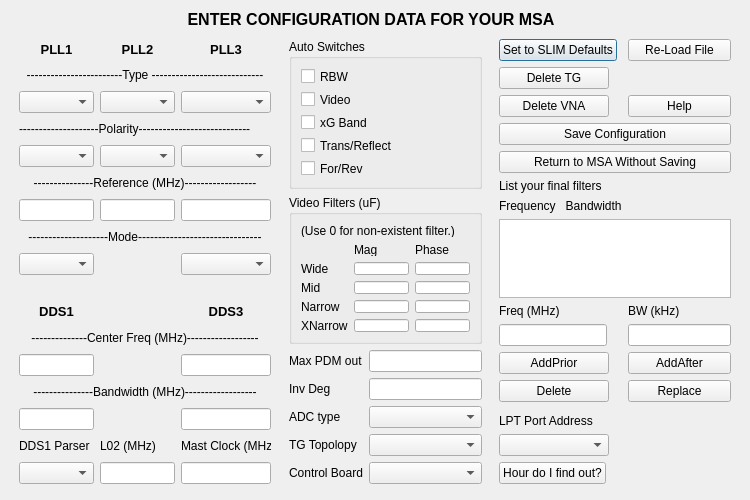
Above: gui/qt/dialogconfigman.ui from blindber/MSA-Qt before the change. Below: the same form after it.
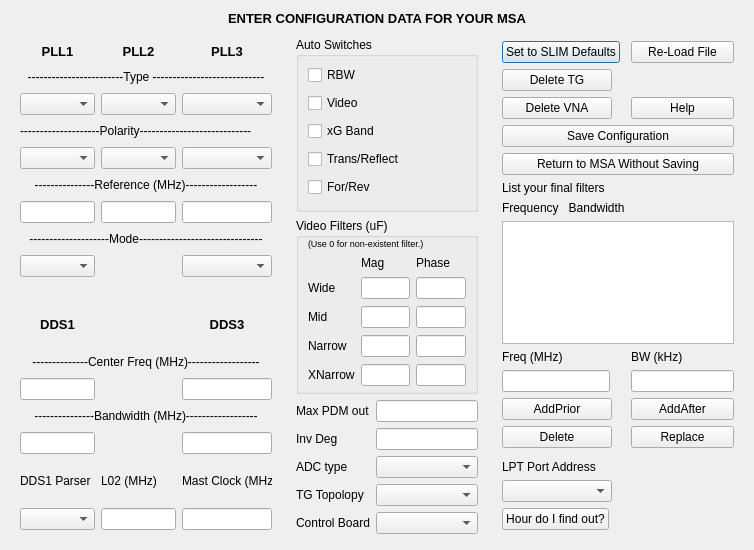
That is the form after the change.

Commit message: added missing marker files fixed layout of the sweep Window lots of other stuff

The edit to the form file:
```diff
--- a/gui/qt/dialogconfigman.ui
+++ b/gui/qt/dialogconfigman.ui
@@ -7,7 +7,7 @@
     <x>0</x>
     <y>0</y>
     <width>750</width>
-    <height>500</height>
+    <height>550</height>
    </rect>
   </property>
   <property name="sizePolicy">
@@ -19,15 +19,32 @@
   <property name="windowTitle">
    <string>ENTER CONFIGURATION DATA FOR YOUR MSA</string>
   </property>
+  <layout class="QGridLayout" name="gridLayout_2">
+   <item row="0" column="0" colspan="3">
+    <widget class="QLabel" name="label_2">
+     <property name="maximumSize">
+      <size>
+       <width>16777215</width>
+       <height>20</height>
+      </size>
+     </property>
+     <property name="font">
+      <font>
+       <pointsize>10</pointsize>
+       <weight>75</weight>
+       <bold>true</bold>
+      </font>
+     </property>
+     <property name="text">
+      <string>ENTER CONFIGURATION DATA FOR YOUR MSA</string>
+     </property>
+     <property name="alignment">
+      <set>Qt::AlignCenter</set>
+     </property>
+    </widget>
+   </item>
+   <item row="1" column="0">
   <widget class="QFrame" name="frame">
-   <property name="geometry">
-    <rect>
-     <x>10</x>
-     <y>30</y>
-     <width>270</width>
-     <height>463</height>
-    </rect>
-   </property>
    <property name="maximumSize">
     <size>
      <width>270</width>
@@ -290,6 +307,13 @@
     </item>
     <item row="16" column="0">
      <widget class="QLabel" name="label_13">
+        <property name="font">
+         <font>
+          <family>Tahoma</family>
+          <weight>50</weight>
+          <bold>false</bold>
+         </font>
+        </property>
       <property name="text">
        <string>DDS1 Parser</string>
       </property>
@@ -297,6 +321,11 @@
     </item>
     <item row="16" column="1">
      <widget class="QLabel" name="label_14">
+        <property name="font">
+         <font>
+          <family>Tahoma</family>
+         </font>
+        </property>
       <property name="text">
        <string>L02 (MHz)</string>
       </property>
@@ -304,6 +333,11 @@
     </item>
     <item row="16" column="2">
      <widget class="QLabel" name="label_15">
+        <property name="font">
+         <font>
+          <family>Tahoma</family>
+         </font>
+        </property>
       <property name="text">
        <string>Mast Clock (MHz)</string>
       </property>
@@ -369,15 +403,9 @@
     </item>
    </layout>
   </widget>
+   </item>
+   <item row="1" column="1">
   <widget class="QFrame" name="frame_2">
-   <property name="geometry">
-    <rect>
-     <x>280</x>
-     <y>30</y>
-     <width>211</width>
-     <height>463</height>
-    </rect>
-   </property>
    <property name="sizePolicy">
     <sizepolicy hsizetype="Preferred" vsizetype="Preferred">
      <horstretch>0</horstretch>
@@ -403,56 +431,12 @@
     <enum>QFrame::Plain</enum>
    </property>
    <layout class="QGridLayout" name="gridLayout_4">
-    <item row="0" column="0" colspan="2">
-     <widget class="QGroupBox" name="groupBox">
-      <property name="sizePolicy">
-       <sizepolicy hsizetype="Preferred" vsizetype="Fixed">
-        <horstretch>0</horstretch>
-        <verstretch>0</verstretch>
-       </sizepolicy>
+      <property name="topMargin">
+       <number>5</number>
       </property>
-      <property name="title">
-       <string>Auto Switches</string>
+      <property name="bottomMargin">
+       <number>5</number>
       </property>
-      <layout class="QVBoxLayout" name="verticalLayout">
-       <item>
-        <widget class="QCheckBox" name="switchRBW">
-         <property name="text">
-          <string>RBW</string>
-         </property>
-        </widget>
-       </item>
-       <item>
-        <widget class="QCheckBox" name="switchVideo">
-         <property name="text">
-          <string>Video</string>
-         </property>
-        </widget>
-       </item>
-       <item>
-        <widget class="QCheckBox" name="switchBand">
-         <property name="text">
-          <string>xG Band</string>
-         </property>
-        </widget>
-       </item>
-       <item>
-        <widget class="QCheckBox" name="switchTR">
-         <property name="text">
-          <string>Trans/Reflect</string>
-         </property>
-        </widget>
-       </item>
-       <item>
-        <widget class="QCheckBox" name="switchFR">
-         <property name="text">
-          <string>For/Rev</string>
-         </property>
-        </widget>
-       </item>
-      </layout>
-     </widget>
-    </item>
     <item row="1" column="0" colspan="2">
      <widget class="QGroupBox" name="groupBox_2">
       <property name="sizePolicy">
@@ -465,6 +449,15 @@
        <string>Video Filters (uF)</string>
       </property>
       <layout class="QGridLayout" name="gridLayout_3">
+         <property name="topMargin">
+          <number>0</number>
+         </property>
+         <property name="bottomMargin">
+          <number>5</number>
+         </property>
+         <property name="verticalSpacing">
+          <number>7</number>
+         </property>
        <item row="0" column="0" colspan="3">
         <widget class="QLabel" name="label_22">
          <property name="maximumSize">
@@ -473,6 +466,11 @@
            <height>20</height>
           </size>
          </property>
+           <property name="font">
+            <font>
+             <pointsize>7</pointsize>
+            </font>
+           </property>
          <property name="text">
           <string>(Use 0 for non-existent filter.)</string>
          </property>
@@ -486,7 +484,14 @@
         </widget>
        </item>
        <item row="2" column="1">
-        <widget class="QLineEdit" name="FiltWideMag"/>
+          <widget class="QLineEdit" name="FiltWideMag">
+           <property name="sizePolicy">
+            <sizepolicy hsizetype="Expanding" vsizetype="Fixed">
+             <horstretch>0</horstretch>
+             <verstretch>0</verstretch>
+            </sizepolicy>
+           </property>
+          </widget>
        </item>
        <item row="2" column="2">
         <widget class="QLineEdit" name="FiltWidePhase"/>
@@ -521,6 +526,11 @@
        </item>
        <item row="5" column="0">
         <widget class="QLabel" name="label_28">
+           <property name="font">
+            <font>
+             <family>Tahoma</family>
+            </font>
+           </property>
          <property name="text">
           <string>XNarrow</string>
          </property>
@@ -549,6 +559,11 @@
     </item>
     <item row="2" column="0">
      <widget class="QLabel" name="PDMLabel">
+        <property name="font">
+         <font>
+          <family>Tahoma</family>
+         </font>
+        </property>
       <property name="text">
        <string>Max PDM out</string>
       </property>
@@ -563,6 +578,11 @@
     </item>
     <item row="3" column="0">
      <widget class="QLabel" name="InvDegLabel">
+        <property name="font">
+         <font>
+          <family>Tahoma</family>
+         </font>
+        </property>
       <property name="text">
        <string>Inv Deg</string>
       </property>
@@ -573,6 +593,11 @@
     </item>
     <item row="5" column="0">
      <widget class="QLabel" name="label_31">
+        <property name="font">
+         <font>
+          <family>Tahoma</family>
+         </font>
+        </property>
       <property name="text">
        <string>ADC type</string>
       </property>
@@ -580,6 +605,11 @@
     </item>
     <item row="6" column="0">
      <widget class="QLabel" name="TGTopLabel">
+        <property name="font">
+         <font>
+          <family>Tahoma</family>
+         </font>
+        </property>
       <property name="text">
        <string>TG Topolopy</string>
       </property>
@@ -587,6 +617,11 @@
     </item>
     <item row="7" column="0">
      <widget class="QLabel" name="label_33">
+        <property name="font">
+         <font>
+          <family>Tahoma</family>
+         </font>
+        </property>
       <property name="text">
        <string>Control Board</string>
       </property>
@@ -601,46 +636,70 @@
     <item row="7" column="1">
      <widget class="QComboBox" name="cb"/>
     </item>
-   </layout>
-  </widget>
-  <widget class="QLabel" name="label_2">
-   <property name="geometry">
-    <rect>
-     <x>6</x>
-     <y>9</y>
-     <width>730</width>
-     <height>20</height>
-    </rect>
-   </property>
-   <property name="maximumSize">
-    <size>
-     <width>16777215</width>
-     <height>20</height>
-    </size>
-   </property>
-   <property name="font">
-    <font>
-     <pointsize>12</pointsize>
-     <weight>75</weight>
-     <bold>true</bold>
-    </font>
-   </property>
+      <item row="0" column="0" colspan="2">
+       <widget class="QGroupBox" name="groupBox">
+        <property name="sizePolicy">
+         <sizepolicy hsizetype="Preferred" vsizetype="Minimum">
+          <horstretch>0</horstretch>
+          <verstretch>0</verstretch>
+         </sizepolicy>
+        </property>
+        <property name="title">
+         <string>Auto Switches</string>
+        </property>
+        <layout class="QVBoxLayout" name="verticalLayout">
+         <property name="spacing">
+          <number>0</number>
+         </property>
+         <property name="topMargin">
+          <number>0</number>
+         </property>
+         <property name="bottomMargin">
+          <number>0</number>
+         </property>
+         <item>
+          <widget class="QCheckBox" name="switchRBW">
    <property name="text">
-    <string>ENTER CONFIGURATION DATA FOR YOUR MSA</string>
-   </property>
-   <property name="alignment">
-    <set>Qt::AlignCenter</set>
-   </property>
-  </widget>
+            <string>RBW</string>
+           </property>
+          </widget>
+         </item>
+         <item>
+          <widget class="QCheckBox" name="switchVideo">
+           <property name="text">
+            <string>Video</string>
+           </property>
+          </widget>
+         </item>
+         <item>
+          <widget class="QCheckBox" name="switchBand">
+           <property name="text">
+            <string>xG Band</string>
+           </property>
+          </widget>
+         </item>
+         <item>
+          <widget class="QCheckBox" name="switchTR">
+           <property name="text">
+            <string>Trans/Reflect</string>
+           </property>
+          </widget>
+         </item>
+         <item>
+          <widget class="QCheckBox" name="switchFR">
+           <property name="text">
+            <string>For/Rev</string>
+           </property>
+          </widget>
+         </item>
+        </layout>
+       </widget>
+      </item>
+     </layout>
+    </widget>
+   </item>
+   <item row="1" column="2">
   <widget class="QFrame" name="frame_3">
-   <property name="geometry">
-    <rect>
-     <x>490</x>
-     <y>30</y>
-     <width>250</width>
-     <height>463</height>
-    </rect>
-   </property>
    <property name="sizePolicy">
     <sizepolicy hsizetype="Preferred" vsizetype="Preferred">
      <horstretch>0</horstretch>
@@ -872,6 +931,8 @@
     </item>
    </layout>
   </widget>
+   </item>
+  </layout>
  </widget>
  <resources/>
  <connections/>
```
Lines whose indentation alone changed are shown as unchanged. The commit also changes 35 other files.
